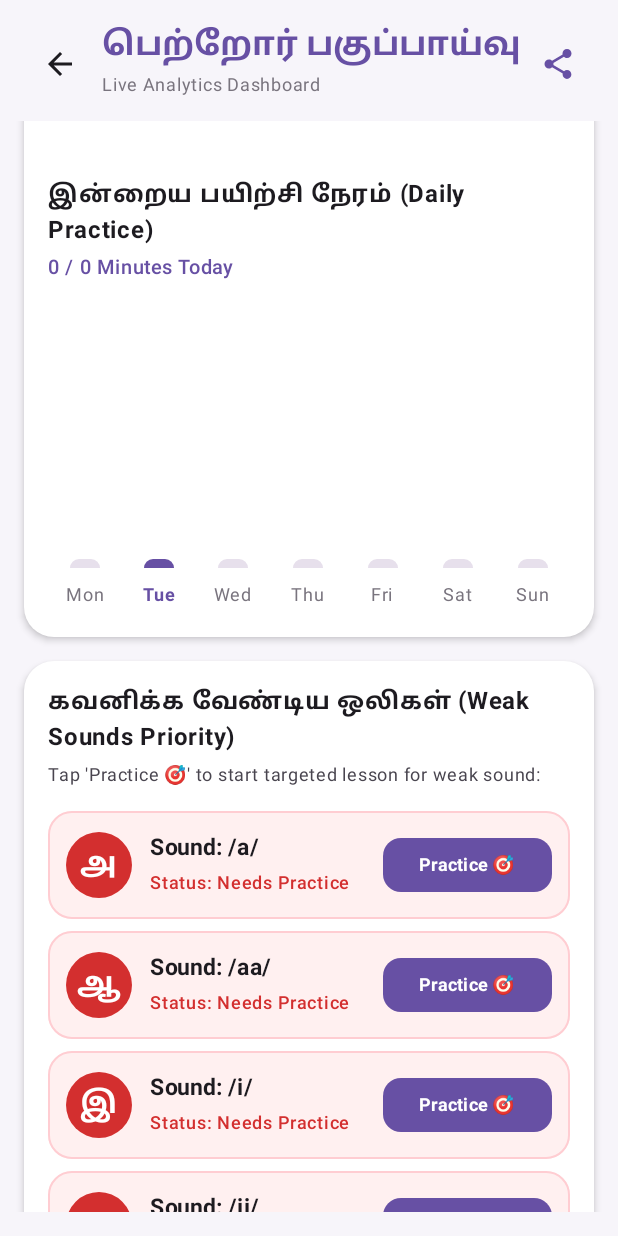
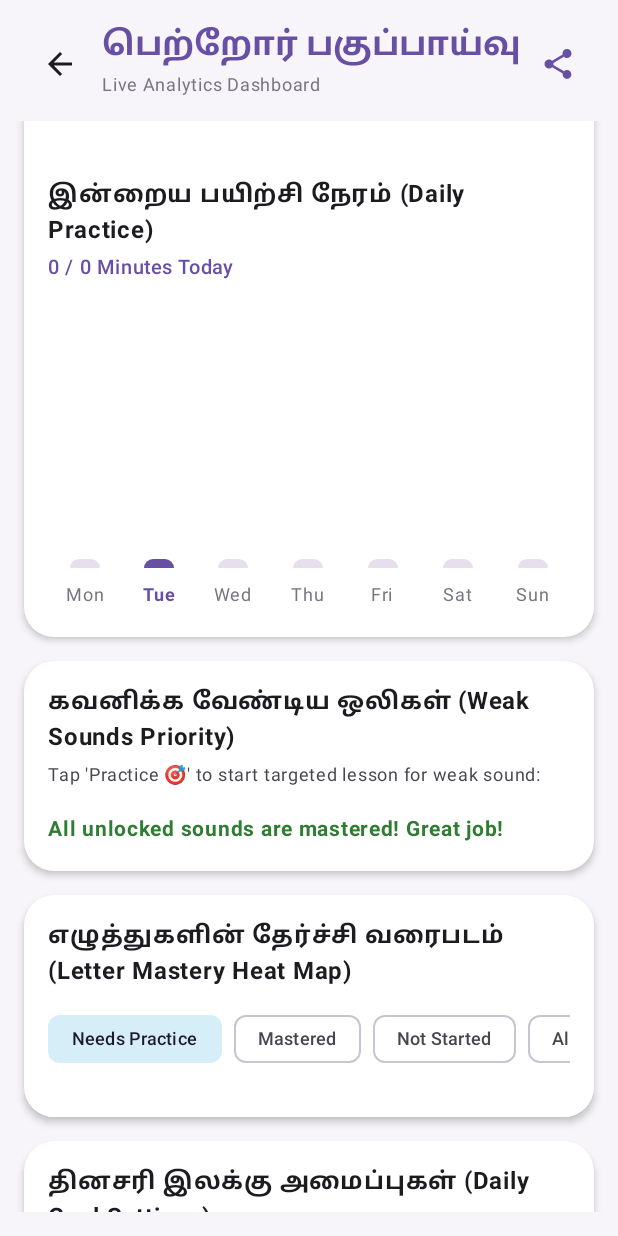
Before and after one commit to gijoe707/BoliMoli, an Android app built with Jetpack Compose: the composable ParentDashboardScreen called with empty values, scrolled down 508 dp, on a phone screen of 412 x 824 dp. Run offline under Robolectric (Android 15) with nearby library versions, the phone set to English and light mode, and no system bars.

Commit message:
Improved parent's dashboard. And fixed delay in TTS.

```diff
--- a/app/src/main/java/com/openpaperlabs/bolimoli/MainActivity.kt
+++ b/app/src/main/java/com/openpaperlabs/bolimoli/MainActivity.kt
@@ -26,6 +26,7 @@ import androidx.compose.runtime.saveable.rememberSaveable
 import androidx.compose.runtime.setValue
 import androidx.compose.ui.Modifier
 import androidx.compose.ui.platform.LocalContext
+import com.openpaperlabs.bolimoli.core.audio.AppAudioEngine
 import com.openpaperlabs.bolimoli.core.audio.BackgroundMusicPlayer
 import com.openpaperlabs.bolimoli.core.curriculum.LessonCategories
 import com.openpaperlabs.bolimoli.core.profile.ProfileLogic
@@ -67,11 +68,13 @@ enum class AppScreen {
 
 class MainActivity : ComponentActivity() {
     private lateinit var backgroundMusic: BackgroundMusicPlayer
+    private lateinit var audioEngine: AppAudioEngine
 
     override fun onCreate(savedInstanceState: Bundle?) {
         super.onCreate(savedInstanceState)
         enableEdgeToEdge()
         backgroundMusic = BackgroundMusicPlayer(this)
+        audioEngine = AppAudioEngine(this)
         setContent {
             BoliMoliTheme {
                 TamilPhonicsApp(backgroundMusic = backgroundMusic)
@@ -91,6 +94,7 @@ class MainActivity : ComponentActivity() {
     }
 
     override fun onDestroy() {
+        audioEngine.release()
         backgroundMusic.release()
         super.onDestroy()
     }
@@ -502,6 +506,7 @@ fun TamilPhonicsApp(backgroundMusic: BackgroundMusicPlayer? = null) {
                         currentScreen = AppScreen.LESSON
                     },
                     completedUnitIds = completedUnitIds,
+                    starsByUnit = progress.starsByUnit,
                     minutesLearnedToday = minutesLearnedToday,
                     dailyGoalMinutes = dailyGoalMinutes,
                     onDailyGoalChange = { commit(progress.copy(dailyGoalMinutes = it)) },
--- a/app/src/main/java/com/openpaperlabs/bolimoli/feature/parent/ParentAnalyticsModels.kt
+++ b/app/src/main/java/com/openpaperlabs/bolimoli/feature/parent/ParentAnalyticsModels.kt
@@ -3,9 +3,9 @@ package com.openpaperlabs.bolimoli.feature.parent
 import com.openpaperlabs.bolimoli.core.curriculum.CurriculumRepository
 
 enum class MasteryStatus {
-    MASTERED,      // Green (>= 80%)
-    IN_PROGRESS,   // Yellow (50-79%)
-    NEEDS_PRACTICE // Red (< 50%)
+    MASTERED,      // Green (>= 2 stars or completed)
+    NEEDS_PRACTICE,// Red (attempted with 1 star / struggled)
+    NOT_STARTED    // Grey (unattempted)
 }
 
 data class LetterMasteryItem(
@@ -25,19 +25,39 @@ data class DailyUsageStat(
 )
 
 /**
- * One entry per letter (all 247), built from the lessons the ACTIVE profile has finished.
- * The app does not track per-answer accuracy yet, so a letter is either mastered or needs practice.
+ * One entry per letter (all 247), built from completed units and earned stars.
+ * Letters are marked NEEDS_PRACTICE only if attempted and struggled (1 star).
+ * Unattempted letters are marked NOT_STARTED.
  */
-fun buildMasteryGrid(completedUnitIds: Set<String>): List<LetterMasteryItem> =
+fun buildMasteryGrid(
+    completedUnitIds: Set<String>,
+    starsByUnit: Map<String, Int> = emptyMap()
+): List<LetterMasteryItem> =
     CurriculumRepository.ALL_UNITS.map { unit ->
-        val isMastered = completedUnitIds.contains(unit.id)
+        val stars = starsByUnit[unit.id]
+        val isCompleted = completedUnitIds.contains(unit.id)
+        val status = when {
+            isCompleted || (stars != null && stars >= 2) -> MasteryStatus.MASTERED
+            stars == 1 -> MasteryStatus.NEEDS_PRACTICE
+            else -> MasteryStatus.NOT_STARTED
+        }
+        val accuracy = when (status) {
+            MasteryStatus.MASTERED -> 95
+            MasteryStatus.NEEDS_PRACTICE -> 40
+            MasteryStatus.NOT_STARTED -> 0
+        }
+        val attempts = when (status) {
+            MasteryStatus.MASTERED -> 3
+            MasteryStatus.NEEDS_PRACTICE -> 2
+            MasteryStatus.NOT_STARTED -> 0
+        }
         LetterMasteryItem(
             unitId = unit.id,
             letter = unit.text,
             transliteration = unit.transliteration,
             category = unit.kind.name,
-            accuracyPercentage = if (isMastered) 95 else 40,
-            attemptsCount = if (isMastered) 5 else 2,
-            status = if (isMastered) MasteryStatus.MASTERED else MasteryStatus.NEEDS_PRACTICE
+            accuracyPercentage = accuracy,
+            attemptsCount = attempts,
+            status = status
         )
     }
--- a/app/src/main/java/com/openpaperlabs/bolimoli/feature/parent/ParentDashboardScreen.kt
+++ b/app/src/main/java/com/openpaperlabs/bolimoli/feature/parent/ParentDashboardScreen.kt
@@ -59,6 +59,7 @@ fun ParentDashboardScreen(
     onBack: () -> Unit,
     onOpenLesson: (String) -> Unit,
     completedUnitIds: Set<String>,
+    starsByUnit: Map<String, Int> = emptyMap(),
     minutesLearnedToday: Int,
     dailyGoalMinutes: Int,
     onDailyGoalChange: (Int) -> Unit,
@@ -78,8 +79,8 @@ fun ParentDashboardScreen(
     val activeProfile = profiles.firstOrNull { it.id == activeProfileId }
     val profileName = activeProfile?.name ?: "—"
 
-    // Generate mastery grid dynamically based on actual completedUnitIds
-    val allMasteryGrid = remember(completedUnitIds) { buildMasteryGrid(completedUnitIds) }
+    // Generate mastery grid dynamically based on actual completedUnitIds and starsByUnit
+    val allMasteryGrid = remember(completedUnitIds, starsByUnit) { buildMasteryGrid(completedUnitIds, starsByUnit) }
 
     val weakSounds = remember(allMasteryGrid) {
         allMasteryGrid.filter { it.status == MasteryStatus.NEEDS_PRACTICE }.take(8)
@@ -540,7 +541,7 @@ fun ParentDashboardScreen(
                             horizontalArrangement = Arrangement.spacedBy(8.dp),
                             modifier = Modifier.fillMaxWidth()
                         ) {
-                            val options = listOf("Needs Practice", "Mastered", "All")
+                            val options = listOf("Needs Practice", "Mastered", "Not Started", "All")
                             items(options) { filter ->
                                 FilterChip(
                                     selected = (heatMapFilter == filter),
@@ -557,6 +558,7 @@ fun ParentDashboardScreen(
                             when (heatMapFilter) {
                                 "Needs Practice" -> allMasteryGrid.filter { it.status == MasteryStatus.NEEDS_PRACTICE }
                                 "Mastered" -> allMasteryGrid.filter { it.status == MasteryStatus.MASTERED }
+                                "Not Started" -> allMasteryGrid.filter { it.status == MasteryStatus.NOT_STARTED }
                                 else -> allMasteryGrid
                             }
                         }
@@ -571,11 +573,13 @@ fun ParentDashboardScreen(
                                     row.forEach { item ->
                                         val bg = when (item.status) {
                                             MasteryStatus.MASTERED -> Color(0xFFC8E6C9)
-                                            else -> Color(0xFFFFCDD2)
+                                            MasteryStatus.NEEDS_PRACTICE -> Color(0xFFFFCDD2)
+                                            MasteryStatus.NOT_STARTED -> Color(0xFFF0F0F0)
                                         }
                                         val textClr = when (item.status) {
                                             MasteryStatus.MASTERED -> Color(0xFF1B5E20)
-                                            else -> Color(0xFFB71C1C)
+                                            MasteryStatus.NEEDS_PRACTICE -> Color(0xFFB71C1C)
+                                            MasteryStatus.NOT_STARTED -> Color(0xFF616161)
                                         }
 
                                         Surface(
```
Also changed, not shown: app/src/main/java/com/openpaperlabs/bolimoli/core/audio/AppAudioEngine.kt (+16 -2 lines), app/src/main/java/com/openpaperlabs/bolimoli/feature/curriculum/LetterGridScreens.kt (+16 -7 lines), app/src/main/java/com/openpaperlabs/bolimoli/ui/nav/AppNavigationUi.kt (+38 -15 lines).
